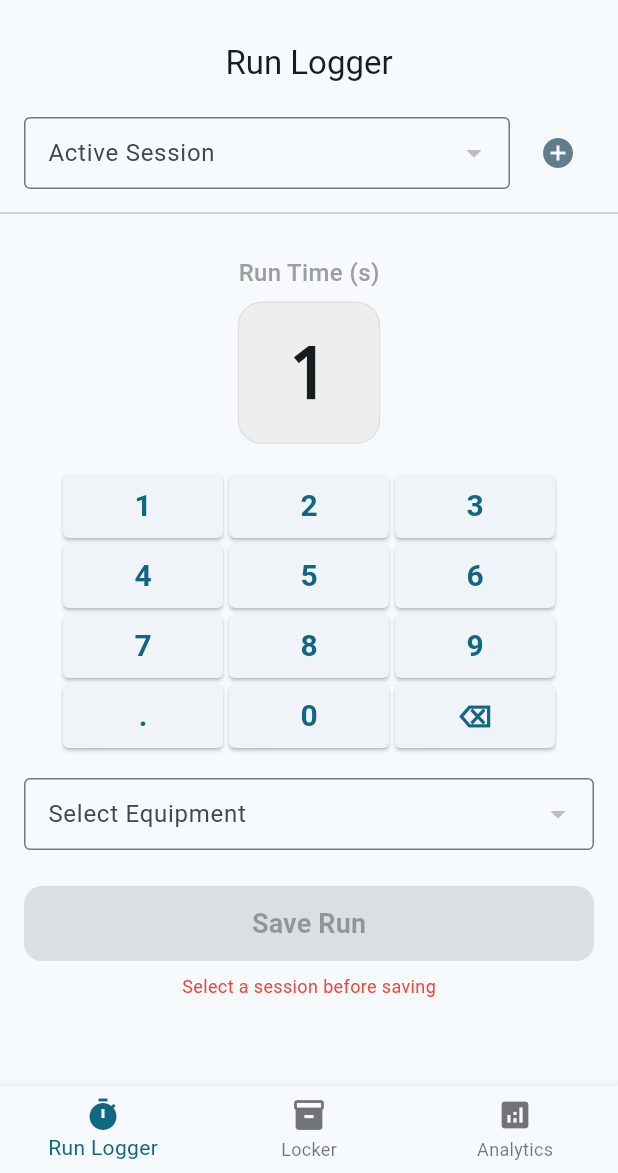
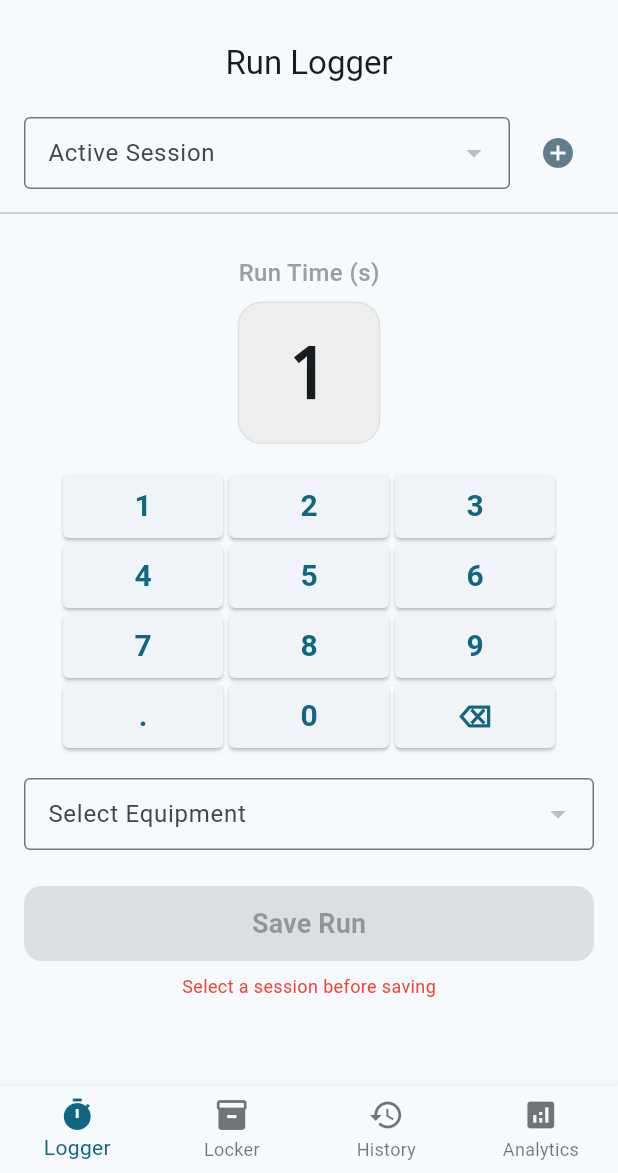
Before and after one commit to jjdavi23/Ski-Analytics-Tracker, a Flutter app: the screen it shows once a user with an empty profile is signed in, after a tap on an icon or button, on a phone screen of 412 x 824 dp, the part 63-1236 px from its top. Run offline on Flutter 3.47's test engine with Material 3 defaults, Android fonts, the phone set to English and light mode, and no system bars; our stand-ins replace cloud_firestore, csv, firebase_auth, firebase_core, fl_chart, flutter_riverpod and 3 more; accounts and stored records are empty.

Commit message:
create a sessions_screen.dart, using ListView and ExpansionTile, allowing the use to tap a folder to open or close, and tap a session inside a folder to set selectedsessionprovider, and navigate to analytics

```diff
--- /dev/null
+++ b/lib/providers/navigation_provider.dart
@@ -0,0 +1,3 @@
+import 'package:flutter_riverpod/flutter_riverpod.dart';
+
+final mainNavigationProvider = StateProvider<int>((ref) => 0);
--- a/lib/screens/main_screen.dart
+++ b/lib/screens/main_screen.dart
@@ -3,32 +3,28 @@ import 'package:flutter_riverpod/flutter_riverpod.dart';
 import 'equipment_locker_screen.dart';
 import 'run_logger_screen.dart';
 import 'analytics_screen.dart';
+import 'sessions_screen.dart';
 import '../controllers/auth_controller.dart';
+import '../providers/navigation_provider.dart';
 
-class MainScreen extends ConsumerStatefulWidget {
+class MainScreen extends ConsumerWidget {
   const MainScreen({super.key});
 
   @override
-  ConsumerState<MainScreen> createState() => _MainScreenState();
-}
-
-class _MainScreenState extends ConsumerState<MainScreen> {
-  int _selectedIndex = 0;
+  Widget build(BuildContext context, WidgetRef ref) {
+    final selectedIndex = ref.watch(mainNavigationProvider);
 
     final List<Widget> _pages = [
       const RunLoggerScreen(),
       const EquipmentLockerScreen(),
+      const SessionsScreen(),
       const AnalyticsScreen(),
     ];
 
     void _onItemTapped(int index) {
-    setState(() {
-      _selectedIndex = index;
-    });
+      ref.read(mainNavigationProvider.notifier).state = index;
     }
 
-  @override
-  Widget build(BuildContext context) {
     return Scaffold(
       appBar: AppBar(
         title: const Text('Ski Racing Tracker'),
@@ -41,20 +37,25 @@ class _MainScreenState extends ConsumerState<MainScreen> {
         ],
       ),
       body: IndexedStack(
-        index: _selectedIndex,
+        index: selectedIndex,
         children: _pages,
       ),
       bottomNavigationBar: BottomNavigationBar(
-        currentIndex: _selectedIndex,
+        currentIndex: selectedIndex,
         onTap: _onItemTapped,
+        type: BottomNavigationBarType.fixed,
         items: const [
           BottomNavigationBarItem(
             icon: Icon(Icons.timer),
-            label: 'Run Logger',
+            label: 'Logger',
           ),
           BottomNavigationBarItem(
             icon: Icon(Icons.inventory),
             label: 'Locker',
+          ),
+          BottomNavigationBarItem(
+            icon: Icon(Icons.history),
+            label: 'History',
           ),
           BottomNavigationBarItem(
             icon: Icon(Icons.analytics),
--- /dev/null
+++ b/lib/screens/sessions_screen.dart
@@ -0,0 +1,152 @@
+import 'package:flutter/material.dart';
+import 'package:flutter_riverpod/flutter_riverpod.dart';
+import '../models/folder.dart';
+import '../models/training_session.dart';
+import '../providers/folder_provider.dart';
+import '../providers/session_provider.dart';
+import '../providers/active_session_provider.dart';
+import '../providers/navigation_provider.dart';
+import 'package:intl/intl.dart';
+
+class SessionsScreen extends ConsumerWidget {
+  const SessionsScreen({super.key});
+
+  @override
+  Widget build(BuildContext context, WidgetRef ref) {
+    final foldersAsync = ref.watch(folderProvider);
+    final sessionsAsync = ref.watch(sessionProvider);
+
+    return Scaffold(
+      appBar: AppBar(
+        title: const Text('Session History'),
+      ),
+      body: sessionsAsync.when(
+        data: (sessions) => foldersAsync.when(
+          data: (folders) {
+            // Group sessions by folderId
+            final Map<String, List<TrainingSession>> groupedSessions = {};
+            for (var session in sessions) {
+              groupedSessions.putIfAbsent(session.folderId, () => []).add(session);
+            }
+
+            // Ensure "uncategorized" is handled even if no folder exists
+            final hasUncategorized = groupedSessions.containsKey('uncategorized');
+
+            return ListView(
+              children: [
+                ...folders.map((folder) => _buildFolderTile(context, ref, folder, groupedSessions[folder.id] ?? [])),
+                if (hasUncategorized)
+                  _buildUncategorizedTile(context, ref, groupedSessions['uncategorized'] ?? []),
+              ],
+            );
+          },
+          loading: () => const Center(child: CircularProgressIndicator()),
+          error: (err, _) => Center(child: Text('Error loading folders: $err')),
+        ),
+        loading: () => const Center(child: CircularProgressIndicator()),
+        error: (err, _) => Center(child: Text('Error loading sessions: $err')),
+      ),
+      floatingActionButton: FloatingActionButton(
+        onPressed: () => _showNewFolderDialog(context, ref),
+        child: const Icon(Icons.create_new_folder),
+        tooltip: 'New Folder',
+      ),
+    );
+  }
+
+  Widget _buildFolderTile(BuildContext context, WidgetRef ref, Folder folder, List<TrainingSession> sessions) {
+    return ExpansionTile(
+      leading: const Icon(Icons.folder, color: Colors.amber),
+      title: Text(folder.name, style: const TextStyle(fontWeight: FontWeight.bold)),
+      subtitle: Text('${sessions.length} sessions'),
+      children: sessions.map((session) => _buildSessionTile(context, ref, session)).toList(),
+    );
+  }
+
+  Widget _buildUncategorizedTile(BuildContext context, WidgetRef ref, List<TrainingSession> sessions) {
+    return ExpansionTile(
+      leading: const Icon(Icons.folder_open, color: Colors.grey),
+      title: const Text('Uncategorized', style: TextStyle(fontWeight: FontWeight.bold)),
+      subtitle: Text('${sessions.length} sessions'),
+      children: sessions.map((session) => _buildSessionTile(context, ref, session)).toList(),
+    );
+  }
+
+  Widget _buildSessionTile(BuildContext context, WidgetRef ref, TrainingSession session) {
+    return ListTile(
+      contentPadding: const EdgeInsets.symmetric(horizontal: 32.0),
+      leading: const Icon(Icons.event_note, size: 20),
+      title: Text(session.location),
+      subtitle: Text('${DateFormat('MMM dd, yyyy').format(session.date)} - ${session.snowCondition}'),
+      onTap: () {
+        ref.read(sessionIdProvider.notifier).setSessionId(session.id);
+        // Navigate to Analytics (index 3)
+        ref.read(mainNavigationProvider.notifier).state = 3;
+      },
+      onLongPress: () => _showMoveToFolderMenu(context, ref, session),
+    );
+  }
+
+  void _showNewFolderDialog(BuildContext context, WidgetRef ref) {
+    final controller = TextEditingController();
+    showDialog(
+      context: context,
+      builder: (context) => AlertDialog(
+        title: const Text('New Folder'),
+        content: TextField(
+          controller: controller,
+          decoration: const InputDecoration(labelText: 'Folder Name'),
+          autofocus: true,
+        ),
+        actions: [
+          TextButton(onPressed: () => Navigator.pop(context), child: const Text('Cancel')),
+          ElevatedButton(
+            onPressed: () {
+              if (controller.text.isNotEmpty) {
+                ref.read(folderProvider.notifier).addFolder(controller.text);
+                Navigator.pop(context);
+              }
+            },
+            child: const Text('Create'),
+          ),
+        ],
+      ),
+    );
+  }
+
+  void _showMoveToFolderMenu(BuildContext context, WidgetRef ref, TrainingSession session) {
+    final foldersAsync = ref.read(folderProvider);
+    foldersAsync.whenData((folders) {
+      showModalBottomSheet(
+        context: context,
+        builder: (context) => Column(
+          mainAxisSize: MainAxisSize.min,
+          children: [
+            const Padding(
+              padding: EdgeInsets.all(16.0),
+              child: Text('Move Session to Folder', style: TextStyle(fontWeight: FontWeight.bold)),
+            ),
+            ...folders.where((f) => f.id != session.folderId).map((folder) => ListTile(
+              leading: const Icon(Icons.folder),
+              title: Text(folder.name),
+              onTap: () {
+                ref.read(sessionProvider.notifier).moveSession(session.id, folder.id);
+                Navigator.pop(context);
+              },
+            )),
+            if (session.folderId != 'uncategorized')
+              ListTile(
+                leading: const Icon(Icons.folder_open),
+                title: const Text('Uncategorized'),
+                onTap: () {
+                  ref.read(sessionProvider.notifier).moveSession(session.id, 'uncategorized');
+                  Navigator.pop(context);
+                },
+              ),
+            const SizedBox(height: 20),
+          ],
+        ),
+      );
+    });
+  }
+}
```
Also changed, not shown: 2 other files. Lines whose indentation alone changed are shown as unchanged.
